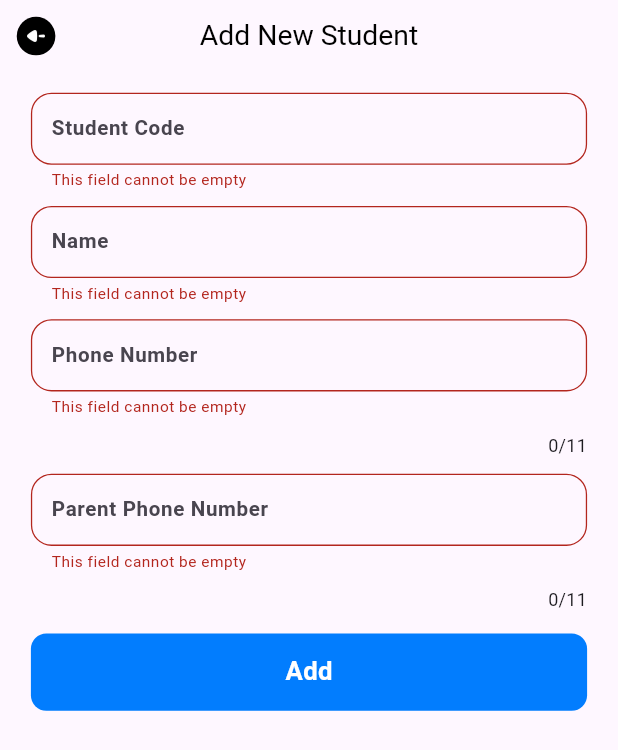
After one commit to abd0-kha1ed/attendance-system, a Flutter app: the AddNewStudentView screen opened by its route, after a tap on "Add", on a phone screen of 412 x 824 dp. The commit adds this screen. Shown: the top 750 px of the screen. Run offline on Flutter 3.47's test engine with Material 3 defaults, Android fonts, the phone set to English and light mode, and no system bars; our stand-ins replace font_awesome_flutter, go_router, responsive_framework.

Commit message:
creat add new student view and body widget

```diff
--- a/lib/core/utils/app_routers.dart
+++ b/lib/core/utils/app_routers.dart
@@ -1,4 +1,5 @@
 import 'package:attendance/feature/absence_report/presentation/view/absence_report_view.dart';
+import 'package:attendance/feature/add_new_student/prisentation/view/add_new_student_view.dart';
 import 'package:attendance/feature/edit_existing_student/prisentation/view/edit_existing_student.dart';
 import 'package:attendance/feature/home/presentation/view/add_lecture_view.dart';
 import 'package:attendance/feature/home/presentation/view/home_view.dart';
@@ -23,6 +24,7 @@ abstract class AppRouters {
   static const kFeatureStudentView = '/FeatureStudentsView';
   static const kEditExistingStudent = '/EditExistingStudent';
   static const kAddNewAssistant = '/AddNewAssistnat';
+  static const kAddnewStudent = '/AddNewStudentView';
   static final router = GoRouter(routes: [
     GoRoute(
       path: '/',
@@ -68,5 +70,9 @@ abstract class AppRouters {
       path: kAddNewAssistant,
       builder: (context, state) => const AddNewAssistnatView(),
     ),
+    GoRoute(
+      path: kAddnewStudent,
+      builder: (context, state) => const AddNewStudentView(),
+    ),
   ]);
 }
--- a/lib/core/widgets/custom_text_filed.dart
+++ b/lib/core/widgets/custom_text_filed.dart
@@ -31,11 +31,11 @@ class CustomTextField extends StatelessWidget {
         suffixIcon: iconButton,
         labelText: labelText,
         border: OutlineInputBorder(
-          borderRadius: BorderRadius.circular(8),
+          borderRadius: BorderRadius.circular(16),
         ),
         focusedBorder: OutlineInputBorder(
             borderSide: const BorderSide(color: kAppBarColor),
-            borderRadius: BorderRadius.circular(8)),
+            borderRadius: BorderRadius.circular(16)),
       ),
     );
   }
--- /dev/null
+++ b/lib/feature/add_new_student/prisentation/view/add_new_student_view.dart
@@ -0,0 +1,27 @@
+import 'package:attendance/core/widgets/custom_lift_arrow.dart';
+import 'package:attendance/feature/add_new_student/prisentation/view/widgets/add_new_student_body.dart';
+import 'package:flutter/material.dart';
+
+class AddNewStudentView extends StatelessWidget {
+  const AddNewStudentView({super.key});
+  @override
+  Widget build(BuildContext context) {
+    return Scaffold(
+        appBar: AppBar(
+          automaticallyImplyLeading: false,
+          title: const Text(
+            'Add New Student',
+            style: TextStyle(color: Colors.black),
+          ),
+          centerTitle: true,
+          leading: IconButton(
+            onPressed: () {},
+            icon: const CustomLiftArrow(
+              colorIcon: Colors.white,
+              backgroundColor: Colors.black,
+            ),
+          ),
+        ),
+        body: AddNewStudentBody());
+  }
+}
--- /dev/null
+++ b/lib/feature/add_new_student/prisentation/view/widgets/add_new_student_body.dart
@@ -0,0 +1,68 @@
+import 'package:attendance/core/widgets/custom_container.dart';
+import 'package:attendance/core/widgets/custom_text_filed.dart';
+import 'package:flutter/material.dart';
+
+class AddNewStudentBody extends StatelessWidget {
+  AddNewStudentBody({super.key});
+  final GlobalKey<FormState> keyform = GlobalKey();
+  @override
+  Widget build(BuildContext context) {
+    return Padding(
+      padding: const EdgeInsets.symmetric(horizontal: 24),
+      child: Form(
+        key: keyform,
+        child: ListView(
+          children: [
+            const SizedBox(
+              height: 16,
+            ),
+            const CustomTextField(
+              hintText: 'Student Code',
+            ),
+            const SizedBox(
+              height: 12,
+            ),
+            const CustomTextField(
+              hintText: 'Name',
+            ),
+            const SizedBox(
+              height: 12,
+            ),
+            const CustomTextField(
+              hintText: 'Phone Number',
+            ),
+            const SizedBox(
+              height: 12,
+            ),
+            const Row(
+              mainAxisAlignment: MainAxisAlignment.end,
+              children: [Text('0/11')],
+            ),
+            const SizedBox(
+              height: 12,
+            ),
+            const CustomTextField(
+              hintText: 'Parent Phone Number',
+            ),
+            const SizedBox(
+              height: 12,
+            ),
+            const Row(
+              mainAxisAlignment: MainAxisAlignment.end,
+              children: [Text('0/11')],
+            ),
+            const SizedBox(
+              height: 16,
+            ),
+            CustomContainer(
+              text: 'Add',
+              onTap: () {
+                if (keyform.currentState!.validate()) {}
+              },
+            )
+          ],
+        ),
+      ),
+    );
+  }
+}
--- a/lib/feature/studentList/presentation/views/widgets/student_list_view_body.dart
+++ b/lib/feature/studentList/presentation/views/widgets/student_list_view_body.dart
@@ -1,8 +1,10 @@
+import 'package:attendance/core/utils/app_routers.dart';
 import 'package:attendance/core/widgets/cusomt_add_new_button_widget.dart';
 import 'package:attendance/feature/studentList/presentation/views/widgets/custom_search_student_list.dart';
 
 import 'package:attendance/feature/studentList/presentation/views/widgets/student_list_view_body_widget.dart';
 import 'package:flutter/material.dart';
+import 'package:go_router/go_router.dart';
 
 class StudentListViewBody extends StatelessWidget {
   const StudentListViewBody({super.key});
@@ -29,7 +31,9 @@ class StudentListViewBody extends StatelessWidget {
             child: CustomAddNewbuttonWidget(
               text: "add New Student",
               icons: Icons.person,
-              onTap: () {},
+              onTap: () {
+                GoRouter.of(context).push(AppRouters.kAddnewStudent);
+              },
             ),
           )
         ],
```
